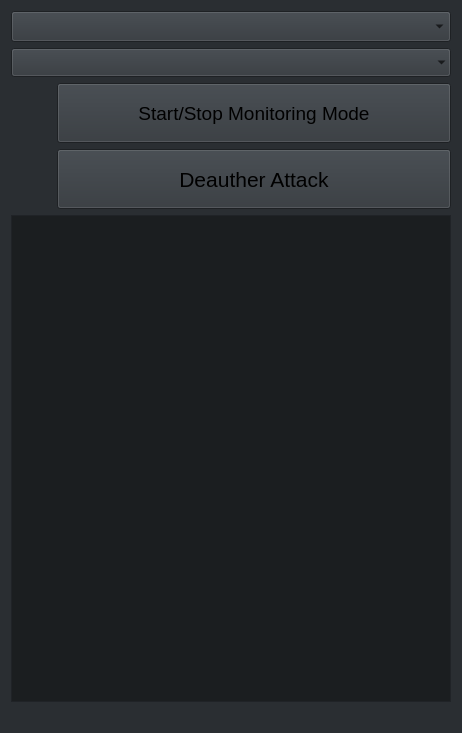
Qt form Cybersecurity_Lesson/deauther/deauther.ui (GeekTech-mirror/qt-cybersecurity_lesson) before a commit.
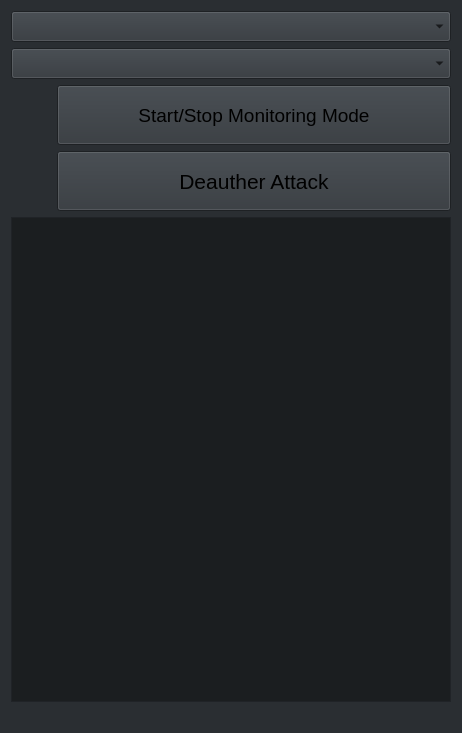
The same form after that commit. Icons and pictures are not drawn. Custom widgets are drawn as their Qt base class.

What changed in the file:
```diff
--- a/Cybersecurity_Lesson/deauther/deauther.ui
+++ b/Cybersecurity_Lesson/deauther/deauther.ui
@@ -118,9 +118,6 @@
        <pointsize>14</pointsize>
       </font>
      </property>
-     <property name="frame">
-      <bool>false</bool>
-     </property>
     </widget>
    </item>
    <item>
```
